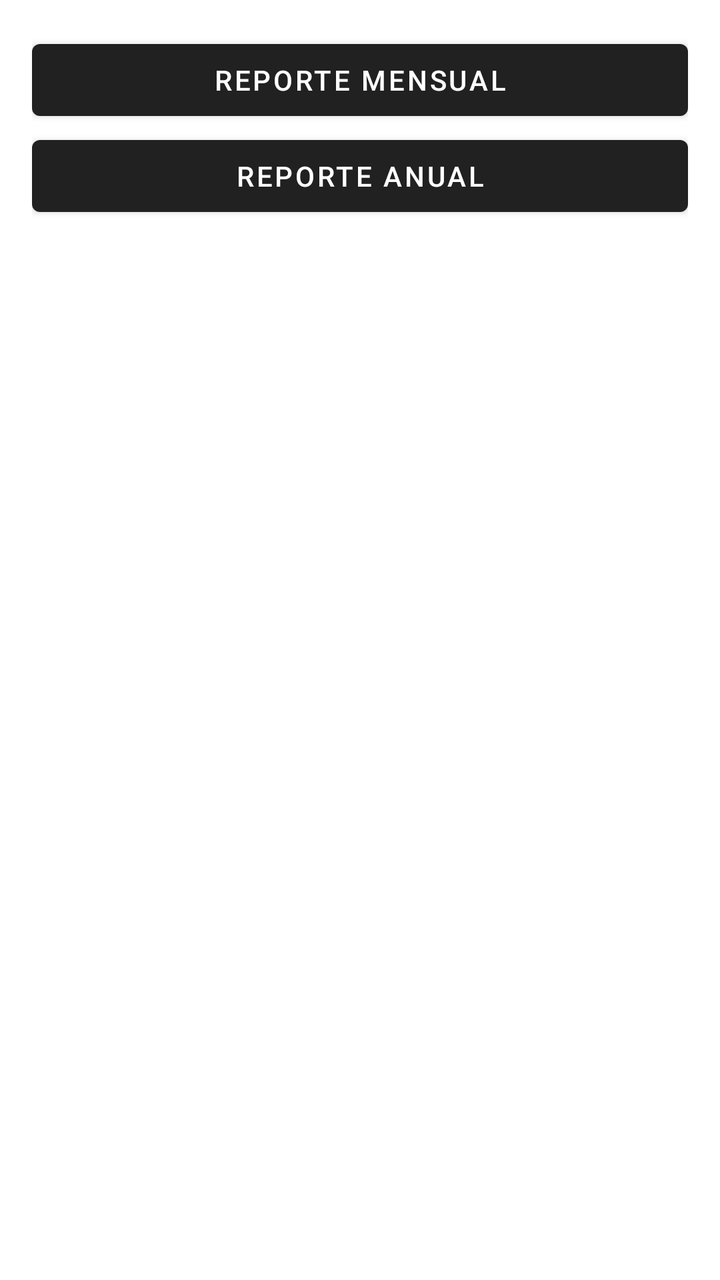
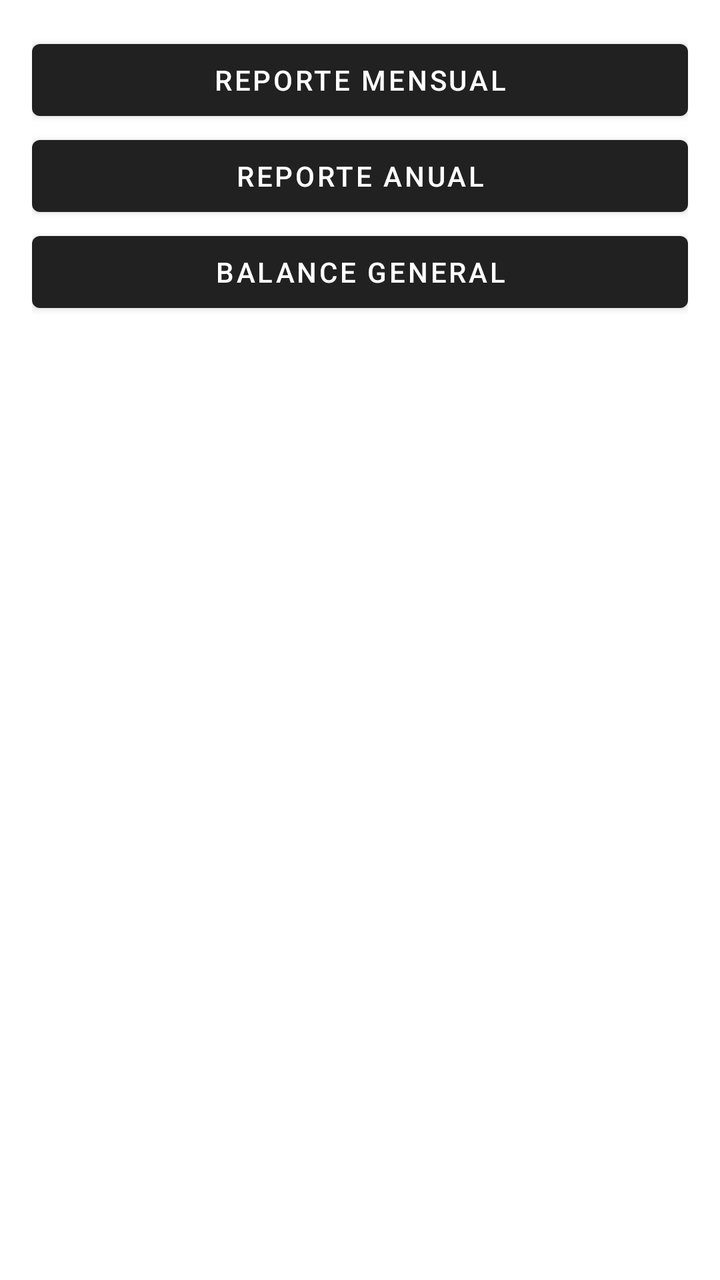

The first picture is an Android layout as it rendered before a commit; the second is the same layout after the commit. The layout source and the unified diff follow.
<!-- AndroidManifest.xml: application theme Theme.MaterialComponents.DayNight.DarkActionBar -->
<!-- res/layout/activity_reports.xml -->
<?xml version="1.0" encoding="utf-8"?>
<LinearLayout
    xmlns:android="http://schemas.android.com/apk/res/android"
    android:orientation="vertical"
    android:padding="16dp"
    android:layout_width="match_parent"
    android:layout_height="match_parent">

    <Button
        android:id="@+id/btnMonthly"
        android:text="Reporte Mensual"
        android:layout_width="match_parent"
        android:layout_height="wrap_content"/>

    <Button
        android:id="@+id/btnAnnual"
        android:text="Reporte Anual"
        android:layout_width="match_parent"
        android:layout_height="wrap_content"/>

    <TextView
        android:id="@+id/txtReport"
        android:paddingTop="20dp"
        android:textSize="18sp"
        android:layout_width="match_parent"
        android:layout_height="wrap_content"/>

</LinearLayout>
<!-- resources referenced by this layout -->
<resources>

</resources>

<!-- the commit's change to res/layout/activity_reports.xml (unified diff, before → after) -->
@@ -18,6 +18,12 @@
         android:layout_width="match_parent"
         android:layout_height="wrap_content"/>
 
+    <Button
+        android:id="@+id/btnBalance"
+        android:text="Balance General"
+        android:layout_width="match_parent"
+        android:layout_height="wrap_content"/>
+
     <TextView
         android:id="@+id/txtReport"
         android:paddingTop="20dp"
